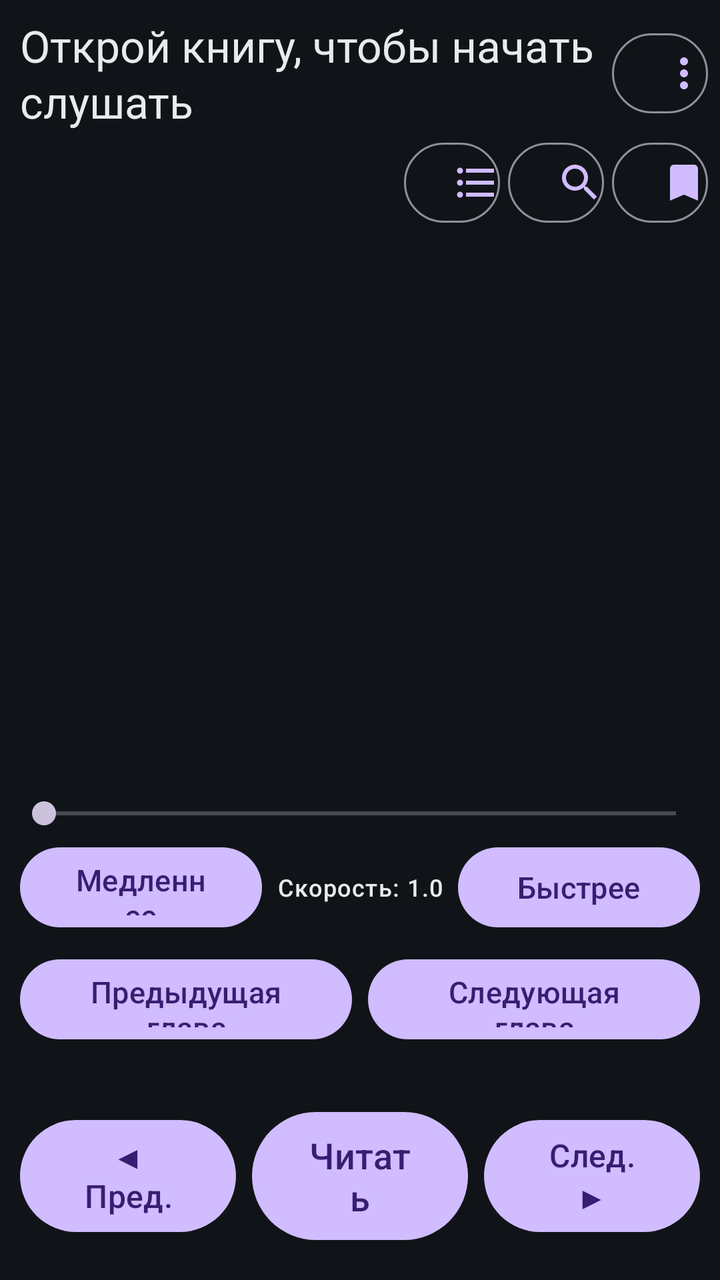
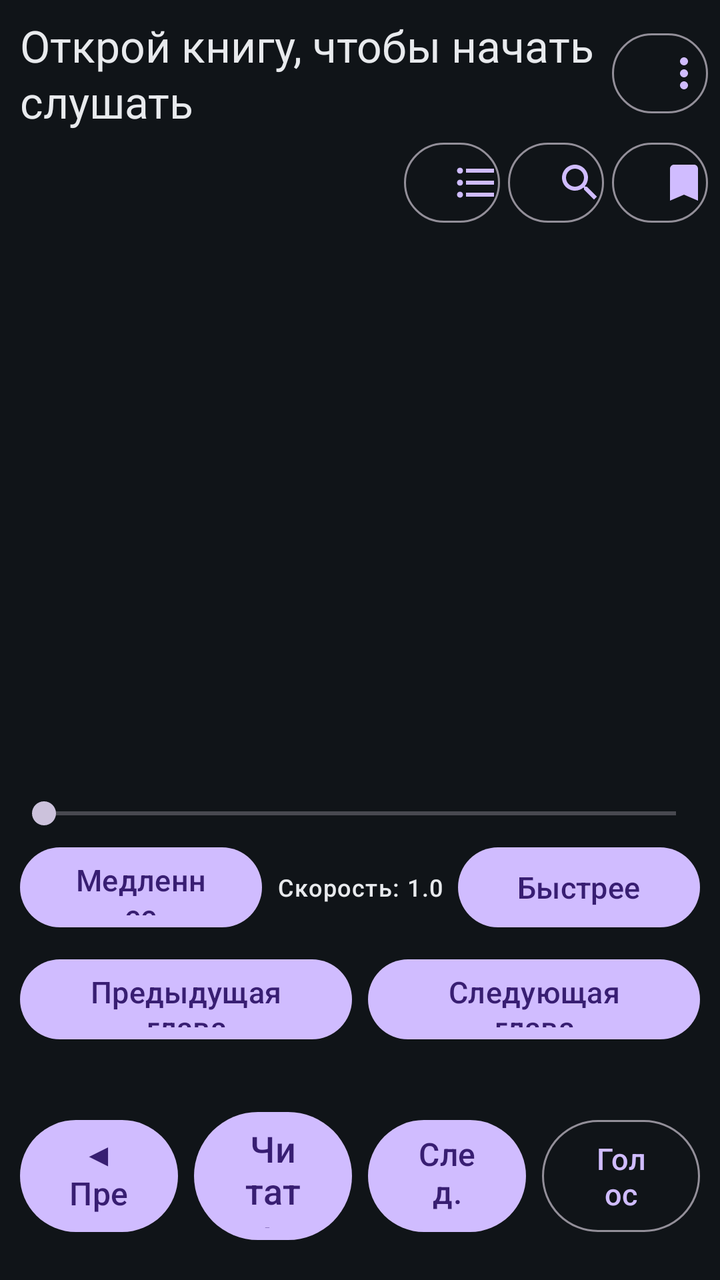

Screens rendered from an Android XML layout before and after an edit, with the pre-edit source and the edit as a unified diff.
<!-- AndroidManifest.xml: application theme Theme.BookVoice -->
<!-- res/layout/activity_main.xml -->
<?xml version="1.0" encoding="utf-8"?>
<LinearLayout xmlns:android="http://schemas.android.com/apk/res/android"
    xmlns:app="http://schemas.android.com/apk/res-auto"
    android:layout_width="match_parent"
    android:layout_height="match_parent"
    android:background="#101418"
    android:orientation="vertical"
    android:padding="6dp">

    
    <LinearLayout
        android:layout_width="match_parent"
        android:layout_height="wrap_content"
        android:gravity="center_vertical"
        android:orientation="horizontal">

        <TextView
            android:id="@+id/tvHeader"
            android:layout_width="0dp"
            android:layout_height="wrap_content"
            android:layout_weight="1"
            android:accessibilityHeading="true"
            android:ellipsize="end"
            android:focusable="true"
            android:screenReaderFocusable="true"
            android:maxLines="2"
            android:paddingStart="4dp"
            android:paddingTop="2dp"
            android:paddingEnd="4dp"
            android:paddingBottom="2dp"
            android:text="@string/no_book"
            android:textAppearance="?attr/textAppearanceTitleLarge"
            android:textColor="#E8EAED" />

        
        <Button
            android:id="@+id/btnMore"
            style="?attr/materialButtonOutlinedStyle"
            android:layout_width="48dp"
            android:layout_height="48dp"
            android:layout_marginStart="4dp"
            android:contentDescription="@string/reader_more_cd"
            android:gravity="center"
            android:minWidth="48dp"
            app:icon="@drawable/ic_more"
            app:iconSize="24dp" />
    </LinearLayout>

    
    <LinearLayout
        android:layout_width="match_parent"
        android:layout_height="wrap_content"
        android:gravity="end|center_vertical"
        android:orientation="horizontal">

        <Button
            android:id="@+id/btnToc"
            style="?attr/materialButtonOutlinedStyle"
            android:layout_width="48dp"
            android:layout_height="48dp"
            android:layout_marginStart="4dp"
            android:contentDescription="@string/toc_btn"
            android:gravity="center"
            android:minWidth="48dp"
            app:icon="@drawable/ic_toc"
            app:iconSize="24dp" />

        <Button
            android:id="@+id/btnSearch"
            style="?attr/materialButtonOutlinedStyle"
            android:layout_width="48dp"
            android:layout_height="48dp"
            android:layout_marginStart="4dp"
            android:contentDescription="@string/search_button_cd"
            android:gravity="center"
            android:minWidth="48dp"
            app:icon="@drawable/ic_search"
            app:iconSize="24dp" />

        <Button
            android:id="@+id/btnBookmark"
            style="?attr/materialButtonOutlinedStyle"
            android:layout_width="48dp"
            android:layout_height="48dp"
            android:layout_marginStart="4dp"
            android:contentDescription="@string/bookmark_btn"
            android:gravity="center"
            android:minWidth="48dp"
            app:icon="@drawable/ic_bookmark"
            app:iconSize="24dp" />
    </LinearLayout>

    
    <LinearLayout
        android:id="@+id/searchPanel"
        android:layout_width="match_parent"
        android:layout_height="wrap_content"
        android:orientation="vertical"
        android:paddingTop="2dp"
        android:visibility="gone">

        <LinearLayout
            android:layout_width="match_parent"
            android:layout_height="wrap_content"
            android:gravity="center_vertical"
            android:orientation="horizontal">

            <EditText
                android:id="@+id/etSearch"
                android:layout_width="0dp"
                android:layout_height="48dp"
                android:layout_weight="1"
                android:autofillHints=""
                android:hint="@string/search_field_hint"
                android:imeOptions="actionSearch"
                android:importantForAutofill="no"
                android:inputType="text"
                android:maxLines="1"
                android:textColor="#E8EAED"
                android:textColorHint="#9AA0A6"
                android:textSize="16sp" />

            <Button
                android:id="@+id/btnSearchMic"
                android:layout_width="wrap_content"
                android:layout_height="48dp"
                android:layout_marginStart="4dp"
                android:contentDescription="@string/search_mic_cd"
                android:minWidth="48dp"
                android:text="🎤"
                android:textSize="18sp" />

            <Button
                android:id="@+id/btnSearchGo"
                android:layout_width="wrap_content"
                android:layout_height="48dp"
                android:layout_marginStart="4dp"
                android:text="@string/search_find_btn"
                android:textSize="15sp" />
        </LinearLayout>

        <TextView
            android:id="@+id/tvSearchResult"
            android:layout_width="match_parent"
            android:layout_height="wrap_content"
            android:gravity="center"
            android:paddingTop="2dp"
            android:paddingBottom="2dp"
            android:textAppearance="?attr/textAppearanceLabelMedium"
            android:textColor="#9AA0A6" />

        <LinearLayout
            android:layout_width="match_parent"
            android:layout_height="wrap_content"
            android:gravity="center"
            android:orientation="horizontal">

            <Button
                android:id="@+id/btnSearchPrev"
                android:layout_width="0dp"
                android:layout_height="48dp"
                android:layout_margin="2dp"
                android:layout_weight="1"
                android:text="@string/search_prev_btn"
                android:textSize="15sp" />

            <Button
                android:id="@+id/btnSearchNext"
                android:layout_width="0dp"
                android:layout_height="48dp"
                android:layout_margin="2dp"
                android:layout_weight="1"
                android:text="@string/search_next_btn"
                android:textSize="15sp" />

            <Button
                android:id="@+id/btnSearchClose"
                android:layout_width="0dp"
                android:layout_height="48dp"
                android:layout_margin="2dp"
                android:layout_weight="1"
                android:text="@string/search_close_btn"
                android:textSize="15sp" />
        </LinearLayout>
    </LinearLayout>

    <androidx.recyclerview.widget.RecyclerView
        android:id="@+id/sentenceList"
        android:layout_width="match_parent"
        android:layout_height="0dp"
        android:layout_weight="1"
        android:clipToPadding="false"
        android:paddingStart="12dp"
        android:paddingEnd="12dp"
        android:scrollbars="vertical" />

    <TextView
        android:id="@+id/tvPosition"
        android:layout_width="match_parent"
        android:layout_height="wrap_content"
        android:gravity="center"
        android:paddingTop="2dp"
        android:paddingBottom="2dp"
        android:textAppearance="?attr/textAppearanceLabelMedium"
        android:textColor="#9AA0A6" />

    <SeekBar
        android:id="@+id/seekProgress"
        android:layout_width="match_parent"
        android:layout_height="wrap_content"
        android:contentDescription="@string/seek_progress"
        android:max="0"
        android:progress="0" />

    
    <LinearLayout
        android:id="@+id/speedRow"
        android:layout_width="match_parent"
        android:layout_height="wrap_content"
        android:gravity="center_vertical"
        android:orientation="horizontal">

        <Button
            android:id="@+id/btnSpeedDown"
            android:layout_width="0dp"
            android:layout_height="48dp"
            android:layout_margin="4dp"
            android:layout_weight="1"
            android:text="@string/speed_down"
            android:textSize="15sp" />

        <TextView
            android:id="@+id/tvSpeed"
            android:layout_width="wrap_content"
            android:layout_height="wrap_content"
            android:gravity="center"
            android:minWidth="90dp"
            android:text="@string/speed_default"
            android:textAppearance="?attr/textAppearanceLabelMedium"
            android:textColor="#E8EAED" />

        <Button
            android:id="@+id/btnSpeedUp"
            android:layout_width="0dp"
            android:layout_height="48dp"
            android:layout_margin="4dp"
            android:layout_weight="1"
            android:text="@string/speed_up"
            android:textSize="15sp" />
    </LinearLayout>

    <LinearLayout
        android:layout_width="match_parent"
        android:layout_height="wrap_content"
        android:gravity="center"
        android:orientation="horizontal">

        <Button
            android:id="@+id/btnPrevChapter"
            android:layout_width="0dp"
            android:layout_height="48dp"
            android:layout_margin="4dp"
            android:layout_weight="1"
            android:text="Предыдущая глава"
            android:textSize="15sp" />

        <Button
            android:id="@+id/btnNextChapter"
            android:layout_width="0dp"
            android:layout_height="48dp"
            android:layout_margin="4dp"
            android:layout_weight="1"
            android:text="Следующая глава"
            android:textSize="15sp" />
    </LinearLayout>

    <TextView
        android:id="@+id/tvStats"
        android:layout_width="match_parent"
        android:layout_height="wrap_content"
        android:gravity="center"
        android:paddingTop="2dp"
        android:paddingBottom="2dp"
        android:textAppearance="?attr/textAppearanceLabelMedium"
        android:textColor="#9AA0A6" />

    
    <LinearLayout
        android:layout_width="match_parent"
        android:layout_height="wrap_content"
        android:gravity="center"
        android:orientation="horizontal"
        android:paddingBottom="6dp">

        <Button
            android:id="@+id/btnPrevSentence"
            android:layout_width="0dp"
            android:layout_height="64dp"
            android:layout_margin="4dp"
            android:layout_weight="1"
            android:contentDescription="@string/prev_sentence"
            android:text="◀ Пред."
            android:textSize="16sp" />

        <Button
            android:id="@+id/btnPlayPause"
            android:layout_width="0dp"
            android:layout_height="72dp"
            android:layout_margin="4dp"
            android:layout_weight="1"
            android:text="Читать"
            android:textSize="18sp" />

        <Button
            android:id="@+id/btnNextSentence"
            android:layout_width="0dp"
            android:layout_height="64dp"
            android:layout_margin="4dp"
            android:layout_weight="1"
            android:contentDescription="@string/next_sentence"
            android:text="След. ▶"
            android:textSize="16sp" />
    </LinearLayout>
</LinearLayout>
<!-- resources referenced by this layout -->
<resources>
  <!-- drawable ic_bookmark (drawable) -->
  <vector xmlns:android="http://schemas.android.com/apk/res/android"
      android:width="24dp"
      android:height="24dp"
      android:viewportWidth="24"
      android:viewportHeight="24">
      
      <path
          android:fillColor="#E8EAED"
          android:pathData="M17,3H7c-1.1,0 -1.99,0.9 -1.99,2L5,21l7,-3 7,3V5c0,-1.1 -0.9,-2 -2,-2z" />
  </vector>
  <!-- drawable ic_more (drawable) -->
  <vector xmlns:android="http://schemas.android.com/apk/res/android"
      android:width="24dp"
      android:height="24dp"
      android:viewportWidth="24"
      android:viewportHeight="24">
      
      <path
          android:fillColor="#E8EAED"
          android:pathData="M12,8c1.1,0 2,-0.9 2,-2s-0.9,-2 -2,-2 -2,0.9 -2,2 0.9,2 2,2zM12,10c-1.1,0 -2,0.9 -2,2s0.9,2 2,2 2,-0.9 2,-2 -0.9,-2 -2,-2zM12,16c-1.1,0 -2,0.9 -2,2s0.9,2 2,2 2,-0.9 2,-2 -0.9,-2 -2,-2z" />
  </vector>
  <!-- drawable ic_search (drawable) -->
  <vector xmlns:android="http://schemas.android.com/apk/res/android"
      android:width="24dp"
      android:height="24dp"
      android:viewportWidth="24"
      android:viewportHeight="24">
      
      <path
          android:fillColor="#E8EAED"
          android:pathData="M15.5,14h-0.79l-0.28,-0.27C15.41,12.59 16,11.11 16,9.5 16,5.91 13.09,3 9.5,3S3,5.91 3,9.5 5.91,16 9.5,16c1.61,0 3.09,-0.59 4.23,-1.57l0.27,0.28v0.79l5,4.99L20.49,19l-4.99,-5zM9.5,14C7.01,14 5,11.99 5,9.5S7.01,5 9.5,5 14,7.01 14,9.5 11.99,14 9.5,14z" />
  </vector>
  <!-- drawable ic_toc (drawable) -->
  <vector xmlns:android="http://schemas.android.com/apk/res/android"
      android:width="24dp"
      android:height="24dp"
      android:viewportWidth="24"
      android:viewportHeight="24">
      
      <path
          android:fillColor="#E8EAED"
          android:pathData="M4,10.5c-0.83,0 -1.5,0.67 -1.5,1.5s0.67,1.5 1.5,1.5 1.5,-0.67 1.5,-1.5 -0.67,-1.5 -1.5,-1.5zM4,4.5c-0.83,0 -1.5,0.67 -1.5,1.5S3.17,7.5 4,7.5 5.5,6.83 5.5,6 4.83,4.5 4,4.5zM4,16.5c-0.83,0 -1.5,0.68 -1.5,1.5s0.68,1.5 1.5,1.5 1.5,-0.68 1.5,-1.5 -0.67,-1.5 -1.5,-1.5zM7,19h14v-2H7v2zM7,13h14v-2H7v2zM7,5v2h14V5H7z" />
  </vector>
  <string name="bookmark_btn">Закладка</string>
  <string name="next_sentence">Следующее предложение</string>
  <string name="no_book">Открой книгу, чтобы начать слушать</string>
  <string name="prev_sentence">Предыдущее предложение</string>
  <string name="reader_more_cd">Ещё</string>
  <string name="search_button_cd">Поиск</string>
  <string name="search_close_btn">Закрыть поиск</string>
  <string name="search_field_hint">Слово для поиска</string>
  <string name="search_find_btn">Найти</string>
  <string name="search_mic_cd">Продиктовать слово для поиска</string>
  <string name="search_next_btn">Далее</string>
  <string name="search_prev_btn">Назад</string>
  <string name="seek_progress">Позиция в книге</string>
  <string name="speed_default">Скорость: 1.0</string>
  <string name="speed_down">Медленнее</string>
  <string name="speed_up">Быстрее</string>
  <string name="toc_btn">Оглавление</string>
  <style name="Theme.BookVoice" parent="Theme.Material3.Dark.NoActionBar">
          <item name="android:windowBackground">#101418</item>
      </style>
</resources>

<!-- the commit's change to res/layout/activity_main.xml (unified diff, before → after) -->
@@ -184,6 +184,62 @@
         </LinearLayout>
     </LinearLayout>
 
+    
+    <LinearLayout
+        android:id="@+id/voicePanel"
+        android:layout_width="match_parent"
+        android:layout_height="wrap_content"
+        android:background="#1A232B"
+        android:orientation="vertical"
+        android:paddingStart="4dp"
+        android:paddingTop="4dp"
+        android:paddingEnd="4dp"
+        android:visibility="gone">
+
+        <LinearLayout
+            android:layout_width="match_parent"
+            android:layout_height="wrap_content"
+            android:gravity="center_vertical"
+            android:orientation="horizontal">
+
+            <TextView
+                android:id="@+id/tvVoiceTitle"
+                android:layout_width="0dp"
+                android:layout_height="wrap_content"
+                android:layout_weight="1"
+                android:accessibilityHeading="true"
+                android:ellipsize="end"
+                android:focusable="true"
+                android:screenReaderFocusable="true"
+                android:maxLines="1"
+                android:text="@string/voice_settings"
+                android:textAppearance="?attr/textAppearanceTitleMedium"
+                android:textColor="#E8EAED" />
+
+            <Button
+                android:id="@+id/btnVoiceClose"
+                android:layout_width="wrap_content"
+                android:layout_height="44dp"
+                android:layout_marginStart="4dp"
+                android:minWidth="44dp"
+                android:text="@string/dialog_close"
+                android:textSize="14sp" />
+        </LinearLayout>
+
+        <ScrollView
+            android:id="@+id/voiceScroll"
+            android:layout_width="match_parent"
+            android:layout_height="wrap_content"
+            android:scrollbars="vertical">
+
+            <LinearLayout
+                android:id="@+id/voiceBody"
+                android:layout_width="match_parent"
+                android:layout_height="wrap_content"
+                android:orientation="vertical" />
+        </ScrollView>
+    </LinearLayout>
+
     <androidx.recyclerview.widget.RecyclerView
         android:id="@+id/sentenceList"
         android:layout_width="match_parent"
@@ -320,5 +376,17 @@
             android:contentDescription="@string/next_sentence"
             android:text="След. ▶"
             android:textSize="16sp" />
+
+        
+        <Button
+            android:id="@+id/btnVoice"
+            style="?attr/materialButtonOutlinedStyle"
+            android:layout_width="0dp"
+            android:layout_height="64dp"
+            android:layout_margin="4dp"
+            android:layout_weight="1"
+            android:contentDescription="@string/voice_settings"
+            android:text="Голос"
+            android:textSize="15sp" />
     </LinearLayout>
 </LinearLayout>
<!-- resource entries referenced after the edit -->
@@ -45,6 +45,7 @@
           android:pathData="M4,10.5c-0.83,0 -1.5,0.67 -1.5,1.5s0.67,1.5 1.5,1.5 1.5,-0.67 1.5,-1.5 -0.67,-1.5 -1.5,-1.5zM4,4.5c-0.83,0 -1.5,0.67 -1.5,1.5S3.17,7.5 4,7.5 5.5,6.83 5.5,6 4.83,4.5 4,4.5zM4,16.5c-0.83,0 -1.5,0.68 -1.5,1.5s0.68,1.5 1.5,1.5 1.5,-0.68 1.5,-1.5 -0.67,-1.5 -1.5,-1.5zM7,19h14v-2H7v2zM7,13h14v-2H7v2zM7,5v2h14V5H7z" />
   </vector>
   <string name="bookmark_btn">Закладка</string>
+  <string name="dialog_close">Закрыть</string>
   <string name="next_sentence">Следующее предложение</string>
   <string name="no_book">Открой книгу, чтобы начать слушать</string>
   <string name="prev_sentence">Предыдущее предложение</string>
@@ -61,6 +62,7 @@
   <string name="speed_down">Медленнее</string>
   <string name="speed_up">Быстрее</string>
   <string name="toc_btn">Оглавление</string>
+  <string name="voice_settings">Голос чтения</string>
   <style name="Theme.BookVoice" parent="Theme.Material3.Dark.NoActionBar">
           <item name="android:windowBackground">#101418</item>
       </style>
